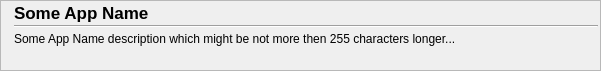
Above: src/q4wine-gui/uis/AppInfoWidget.ui from brezerk/q4wine before the change. Below: the same form after it.
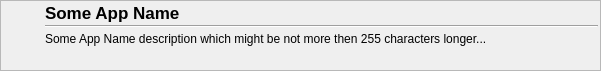
That is the form after the change. Icons and pictures are not drawn.

Commit message: Replace default raster icons with SVG analogs [BUG-21];

```diff
--- a/src/q4wine-gui/uis/AppInfoWidget.ui
+++ b/src/q4wine-gui/uis/AppInfoWidget.ui
@@ -209,6 +209,47 @@
         </layout>
        </widget>
       </item>
+      <item row="0" column="0">
+       <widget class="QWidget" name="widget_3" native="true">
+        <layout class="QVBoxLayout" name="verticalLayout">
+         <item>
+          <widget class="QLabel" name="lblIcon">
+           <property name="sizePolicy">
+            <sizepolicy hsizetype="Maximum" vsizetype="Maximum">
+             <horstretch>0</horstretch>
+             <verstretch>0</verstretch>
+            </sizepolicy>
+           </property>
+           <property name="text">
+            <string notr="true"/>
+           </property>
+           <property name="scaledContents">
+            <bool>true</bool>
+           </property>
+           <property name="wordWrap">
+            <bool>false</bool>
+           </property>
+           <property name="textInteractionFlags">
+            <set>Qt::NoTextInteraction</set>
+           </property>
+          </widget>
+         </item>
+         <item>
+          <spacer name="verticalSpacer">
+           <property name="orientation">
+            <enum>Qt::Vertical</enum>
+           </property>
+           <property name="sizeHint" stdset="0">
+            <size>
+             <width>20</width>
+             <height>40</height>
+            </size>
+           </property>
+          </spacer>
+         </item>
+        </layout>
+       </widget>
+      </item>
      </layout>
     </widget>
    </item>
```
Left out of the diff: 79 changed lines with no effect on the pictures. The commit also changes 130 other files.
